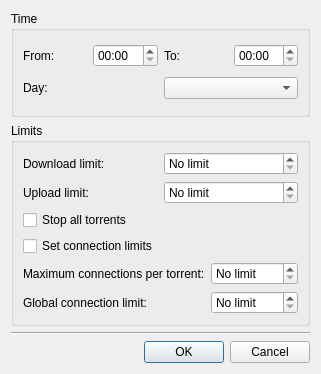
This is plugins/bwscheduler/additemdlg.ui in KDE/ktorrent as Qt 5 draws it before an edit. The edited form follows.
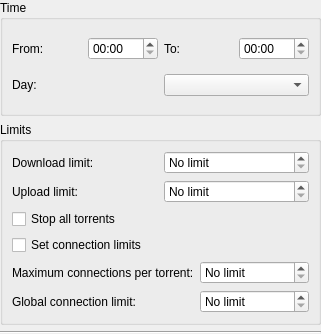
This is the edited form.

Commit message: Use KDialog in AddItemDlg of bandwidth scheduler plugin

What changed in the file:
```diff
--- a/plugins/bwscheduler/additemdlg.ui
+++ b/plugins/bwscheduler/additemdlg.ui
@@ -1,18 +1,21 @@
 <ui version="4.0" >
  <class>AddItemDlg</class>
- <widget class="QDialog" name="AddItemDlg" >
+ <widget class="QWidget" name="AddItemDlg" >
   <property name="geometry" >
    <rect>
     <x>0</x>
     <y>0</y>
     <width>321</width>
-    <height>374</height>
+    <height>334</height>
    </rect>
   </property>
   <property name="windowTitle" >
    <string>Add a new item to the schedule</string>
   </property>
   <layout class="QVBoxLayout" >
+   <property name="margin" >
+    <number>0</number>
+   </property>
    <item>
     <widget class="QGroupBox" name="groupBox_2" >
      <property name="title" >
@@ -183,16 +186,6 @@
      </property>
     </widget>
    </item>
-   <item>
-    <widget class="QDialogButtonBox" name="buttonBox" >
-     <property name="orientation" >
-      <enum>Qt::Horizontal</enum>
-     </property>
-     <property name="standardButtons" >
-      <set>QDialogButtonBox::Cancel|QDialogButtonBox::NoButton|QDialogButtonBox::Ok</set>
-     </property>
-    </widget>
-   </item>
   </layout>
  </widget>
  <resources/>
```
Left out of the diff: 32 changed lines with no effect on the pictures. The commit also changes 2 other files.
